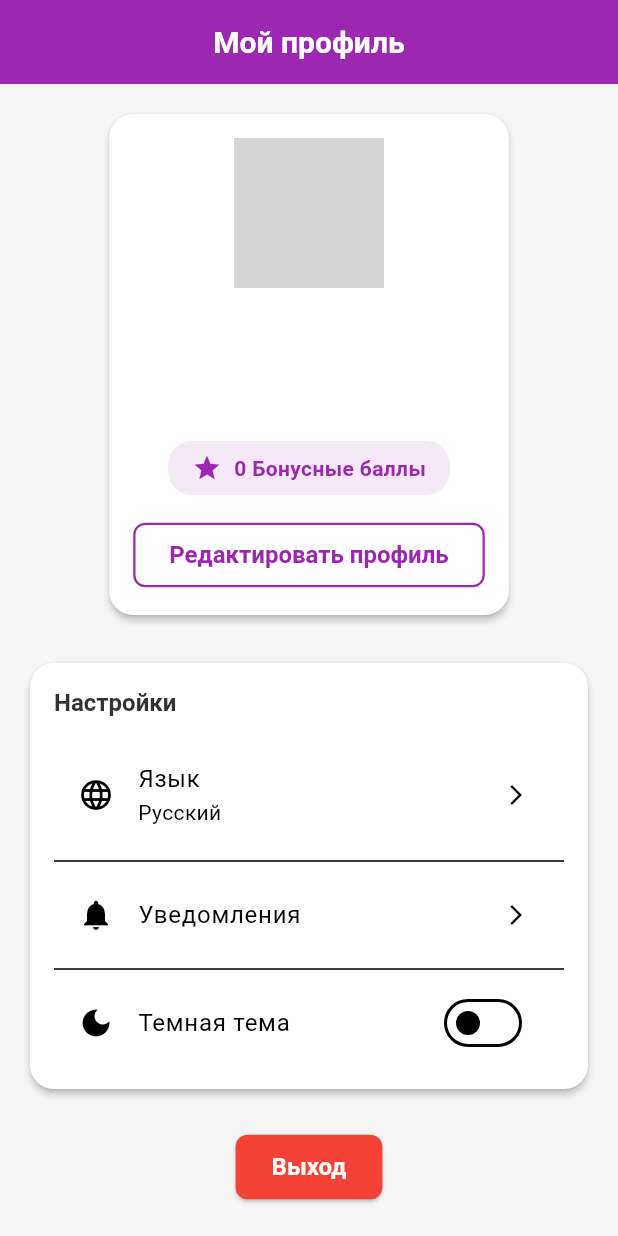
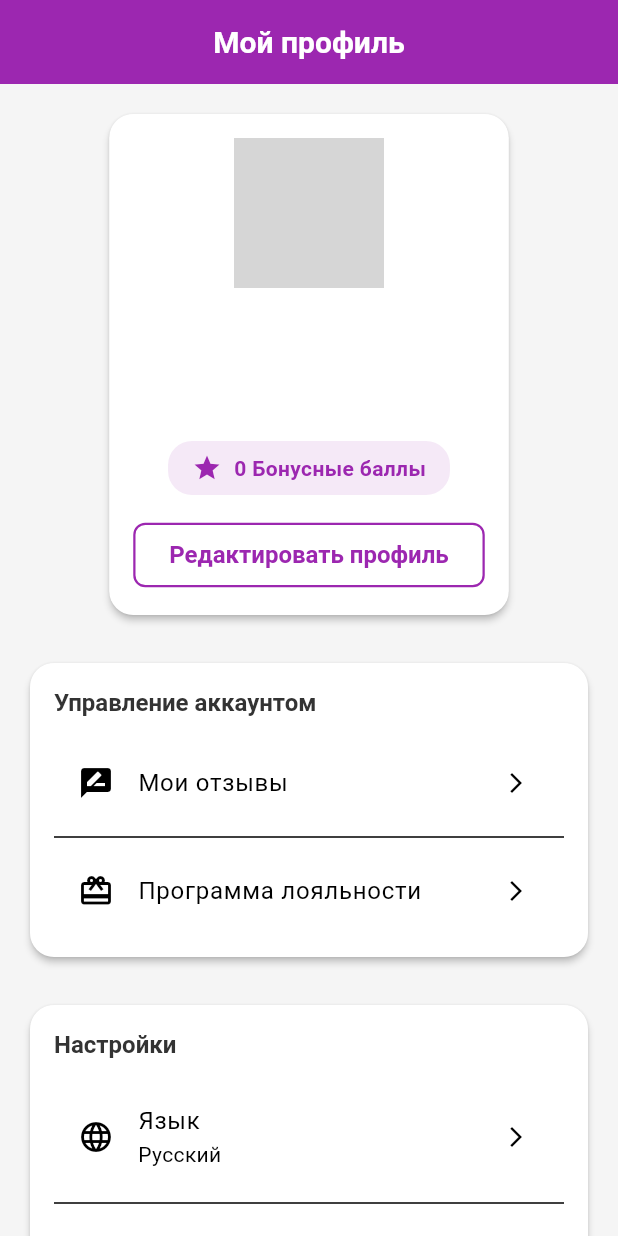
Before and after one commit to DastishKar/beauty_salon_app, a Flutter app: the ProfileScreen screen opened directly, on a phone screen of 412 x 824 dp. Run offline on Flutter 3.47's test engine with Material 3 defaults, Android fonts, the phone set to English and light mode, and no system bars; our stand-ins replace cloud_firestore, firebase_auth, firebase_core, firebase_storage, image_picker, shared_preferences and 1 more; accounts and stored records are empty; network calls fail; project files that could hold a hidden picture were left out; grey boxes are pictures that could not be loaded.

Commit message:
reviews final

```diff
--- a/lib/l10n/app_localizations.dart
+++ b/lib/l10n/app_localizations.dart
@@ -165,26 +165,35 @@ class AppLocalizations {
       'saturday': 'Суббота',
       'sunday': 'Воскресенье',
 
-
-
       // Дополнительные строки
       'no_services_available': 'Нет доступных услуг',
-
+      'my_reviews': 'Мои отзывы',
+      'no_reviews_yet': 'У вас пока нет отзывов',
+      'account_management': 'Управление аккаунтом',
     },
 
-    // Вставьте здесь такие же строки для казахского и английского языков...
+    // Для казахского языка
     'kk': {
       // Общие
       'app_name': 'Астана сұлулық салоны',
       'ok': 'OK',
-      // ... и так далее
+      // ... добавьте здесь все необходимые переводы на казахский
+      'my_reviews': 'Менің пікірлерім',
+      'no_reviews_yet': 'Сізде әлі пікірлер жоқ',
+      'account_management': 'Тіркелгіні басқару',
+      'loyalty_program': 'Адалдық бағдарламасы',
     },
 
+    // Для английского языка
     'en': {
       // Общие
       'app_name': 'Astana Beauty Salon',
       'ok': 'OK',
-      // ... и так далее
+      // ... добавьте здесь все необходимые переводы на английский
+      'my_reviews': 'My Reviews',
+      'no_reviews_yet': 'You don\'t have any reviews yet',
+      'account_management': 'Account Management',
+      'loyalty_program': 'Loyalty Program',
     },
   };
 
@@ -280,6 +289,12 @@ class AppLocalizations {
   String get loyaltyPoints => translate('loyalty_points');
   String get settings => translate('settings');
   String get profileUpdated => translate('profile_updated');
+
+  // Отзывы
+  String get myReviews => translate('my_reviews');
+  String get noReviewsYet => translate('no_reviews_yet');
+  String get accountManagement => translate('account_management');
+  String get loyaltyProgram => translate('loyalty_program');
 }
 
 // Делегат для локализации
--- a/lib/screens/client/profile_screen.dart
+++ b/lib/screens/client/profile_screen.dart
@@ -8,6 +8,7 @@ import '../../services/auth_service.dart';
 import '../../services/language_service.dart';
 import '../../widgets/loading_overlay.dart';
 import '../auth/login_screen.dart';
+import 'my_reviews_screen.dart'; // Импортируем экран моих отзывов
 import 'edit_profile_screen.dart';
 
 class ProfileScreen extends StatefulWidget {
@@ -236,6 +237,52 @@ class _ProfileScreenState extends State<ProfileScreen> {
                 ),
                 const SizedBox(height: 24),
 
+                // Секция управления аккаунтом
+                Card(
+                  shape: RoundedRectangleBorder(
+                    borderRadius: BorderRadius.circular(16),
+                  ),
+                  child: Padding(
+                    padding: const EdgeInsets.all(16.0),
+                    child: Column(
+                      crossAxisAlignment: CrossAxisAlignment.start,
+                      children: [
+                        Text(
+                          localizations.translate('account_management'),
+                          style: Theme.of(context).textTheme.titleLarge,
+                        ),
+                        const SizedBox(height: 16),
+
+                        // Мои отзывы - добавляем новую опцию
+                        ListTile(
+                          leading: const Icon(Icons.rate_review),
+                          title: Text(localizations.translate('my_reviews')),
+                          trailing: const Icon(Icons.arrow_forward_ios, size: 16),
+                          onTap: () {
+                            Navigator.of(context).push(
+                              MaterialPageRoute(
+                                builder: (context) => const MyReviewsScreen(),
+                              ),
+                            );
+                          },
+                        ),
+                        const Divider(),
+
+                        // Моя программа лояльности
+                        ListTile(
+                          leading: const Icon(Icons.card_giftcard),
+                          title: Text(localizations.translate('loyalty_program')),
+                          trailing: const Icon(Icons.arrow_forward_ios, size: 16),
+                          onTap: () {
+                            // TODO: Переход на экран программы лояльности
+                          },
+                        ),
+                      ],
+                    ),
+                  ),
+                ),
+                const SizedBox(height: 24),
+
                 // Настройки
                 Card(
                   shape: RoundedRectangleBorder(
```
Also changed, not shown: lib/screens/client/my_reviews_screen.dart (renamed from lib/screens/my_reviews_screen.dart, +16 -3 lines).
